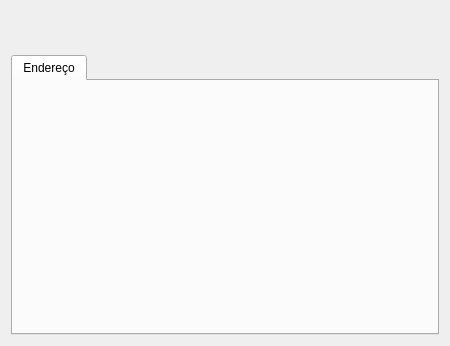
This is client3/src/presentation/views/FormEmpresaDetalhe.ui in castorsoft/callisto as Qt 5 draws it before an edit. The edited form follows.
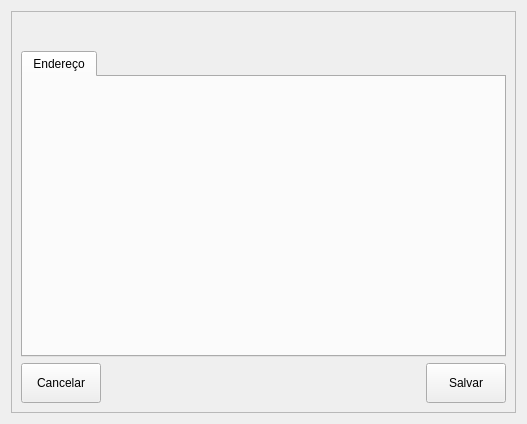
This is the edited form. Custom widgets are drawn as their Qt base class.

Patch:
```diff
--- a/client3/src/presentation/views/FormEmpresaDetalhe.ui
+++ b/client3/src/presentation/views/FormEmpresaDetalhe.ui
@@ -6,8 +6,8 @@
    <rect>
     <x>0</x>
     <y>0</y>
-    <width>450</width>
-    <height>346</height>
+        <width>527</width>
+        <height>424</height>
    </rect>
   </property>
   <property name="windowTitle">
@@ -15,9 +15,24 @@
   </property>
   <layout class="QVBoxLayout" name="verticalLayout_2">
    <item>
+        <widget class="QScrollArea" name="scrollArea">
+          <property name="widgetResizable">
+            <bool>true</bool>
+          </property>
+          <widget class="QWidget" name="scrollAreaWidgetContents">
+            <property name="geometry">
+              <rect>
+                <x>0</x>
+                <y>0</y>
+                <width>507</width>
+                <height>404</height>
+              </rect>
+            </property>
+            <layout class="QVBoxLayout" name="verticalLayout_4">
+              <item>
     <layout class="QVBoxLayout" name="verticalLayout_3">
      <item>
-      <widget class="InputRadioGroup" name="rgPessoa" native="true"/>
+                    <widget class="InputRadioGroup" name="rgPessoa" native="true" />
      </item>
      <item>
       <layout class="QHBoxLayout" name="horizontalLayout">
@@ -48,7 +63,7 @@
        <property name="minimumSize">
         <size>
          <width>0</width>
-         <height>10</height>
+                          <height>0</height>
         </size>
        </property>
        <property name="labelText" stdset="0">
@@ -61,7 +76,7 @@
        <property name="minimumSize">
         <size>
          <width>0</width>
-         <height>10</height>
+                          <height>0</height>
         </size>
        </property>
        <property name="labelText" stdset="0">
@@ -69,6 +84,31 @@
        </property>
       </widget>
      </item>
+                  <item>
+                    <layout class="QHBoxLayout" name="horizontalLayout_4">
+                      <item>
+                        <widget class="InputText" name="edtInscricaoEstadual" native="true">
+                          <property name="labelText" stdset="0">
+                            <string>Inscrição Estadual</string>
+                          </property>
+                        </widget>
+                      </item>
+                      <item>
+                        <widget class="InputText" name="edtInscricaoMunicipal" native="true">
+                          <property name="labelText" stdset="0">
+                            <string>Inscrição Municipal</string>
+                          </property>
+                        </widget>
+                      </item>
+                      <item>
+                        <widget class="InputComboBox" name="cbRegimeTributario" native="true">
+                          <property name="labelText" stdset="0">
+                            <string>Regime Tributário</string>
+                          </property>
+                        </widget>
+                      </item>
+                    </layout>
+                  </item>
      <item>
       <widget class="QTabWidget" name="tabWidget">
        <property name="currentIndex">
@@ -100,6 +140,12 @@
            </item>
            <item>
             <widget class="InputText" name="edtNumero" native="true">
+                                  <property name="maximumSize">
+                                    <size>
+                                      <width>100</width>
+                                      <height>16777215</height>
+                                    </size>
+                                  </property>
              <property name="labelText" stdset="0">
               <string>Número</string>
              </property>
@@ -124,7 +170,7 @@
          <item>
           <layout class="QHBoxLayout" name="horizontalLayout_3">
            <item>
-            <widget class="InputComboBox" name="edtUF" native="true">
+                                <widget class="InputComboBox" name="cbUF" native="true">
              <property name="maximumSize">
               <size>
                <width>50</width>
@@ -132,24 +178,84 @@
               </size>
              </property>
              <property name="labelText" stdset="0">
-              <string>Cidade</string>
-             </property>
-            </widget>
-           </item>
-           <item>
-            <widget class="InputComboBox" name="edtCidade" native="true">
-             <property name="labelText" stdset="0">
               <string>UF</string>
              </property>
             </widget>
            </item>
-          </layout>
-         </item>
+                              <item>
+                                <widget class="InputComboBox" name="cbCidade" native="true">
+                                  <property name="labelText" stdset="0">
+                                    <string>Cidade</string>
+                                  </property>
+                                </widget>
+                              </item>
+                            </layout>
+                          </item>
+                          <item>
+                            <spacer name="verticalSpacer">
+                              <property name="orientation">
+                                <enum>Qt::Orientation::Vertical</enum>
+                              </property>
+                              <property name="sizeHint" stdset="0">
+                                <size>
+                                  <width>20</width>
+                                  <height>40</height>
+                                </size>
+                              </property>
+                            </spacer>
+                          </item>
         </layout>
        </widget>
       </widget>
      </item>
     </layout>
+              </item>
+              <item>
+                <layout class="QHBoxLayout" name="horizontalLayout_4">
+                  <item>
+                    <widget class="QPushButton" name="btnCancelar">
+                      <property name="minimumSize">
+                        <size>
+                          <width>0</width>
+                          <height>40</height>
+                        </size>
+                      </property>
+                      <property name="text">
+                        <string>Cancelar</string>
+                      </property>
+                    </widget>
+                  </item>
+                  <item>
+                    <spacer name="horizontalSpacer">
+                      <property name="orientation">
+                        <enum>Qt::Orientation::Horizontal</enum>
+                      </property>
+                      <property name="sizeHint" stdset="0">
+                        <size>
+                          <width>40</width>
+                          <height>20</height>
+                        </size>
+                      </property>
+                    </spacer>
+                  </item>
+                  <item>
+                    <widget class="QPushButton" name="btnSalvar">
+                      <property name="minimumSize">
+                        <size>
+                          <width>0</width>
+                          <height>40</height>
+                        </size>
+                      </property>
+                      <property name="text">
+                        <string>Salvar</string>
+                      </property>
+                    </widget>
+                  </item>
+                </layout>
+              </item>
+            </layout>
+          </widget>
+        </widget>
    </item>
   </layout>
  </widget>
```
Left out of the diff: 4 changed lines with no effect on the pictures. Lines whose indentation alone changed are shown as unchanged.
